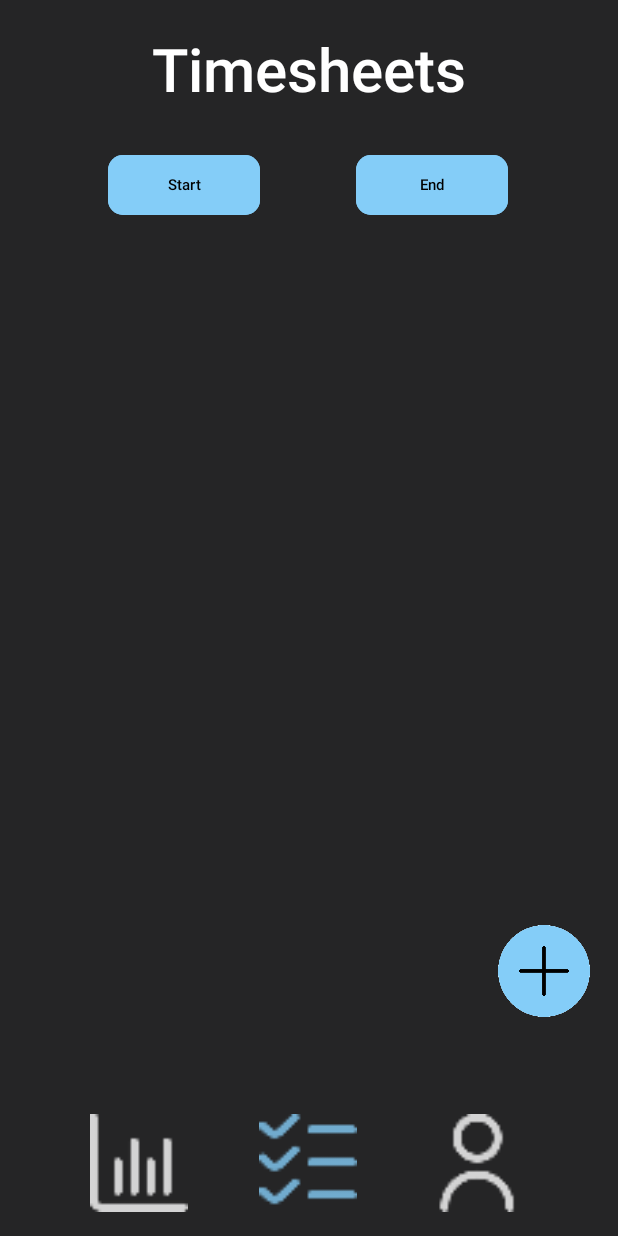
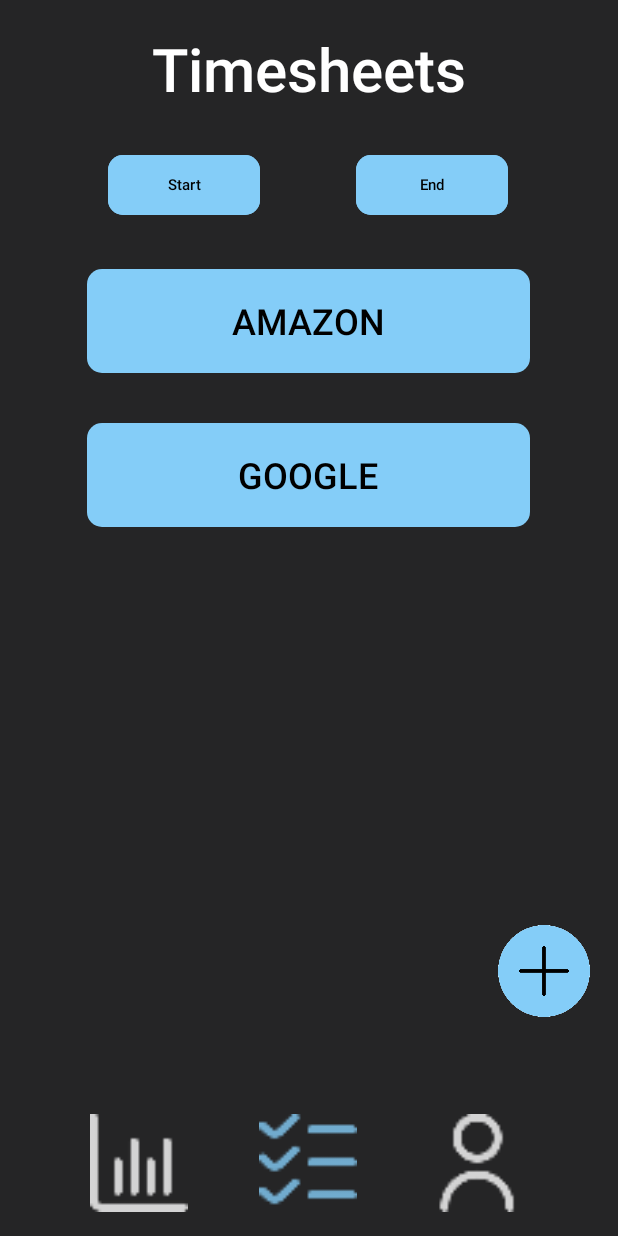
Before and after one commit to ST10090538/OPSC_Prototype, an Android app: the NewTimesheetPage screen opened directly, with no data from a screen before it, after a tap on "Submit", on a phone screen of 412 x 824 dp. Run offline under Robolectric (Android 15) with nearby library versions, the phone set to English and light mode, and no system bars.

Commit message:
Updated TimesheetPage. The TimesheetViewPage will now only display tasks that belong to the selected timesheet.

```diff
--- a/app/src/main/java/com/example/opscprototype/NewTaskPage.kt
+++ b/app/src/main/java/com/example/opscprototype/NewTaskPage.kt
@@ -205,7 +205,7 @@
             val description = findViewById<EditText>(R.id.txtNewTaskDesc).text.toString()
             val category = categorySpinner.selectedItem.toString()
             val newTask = Tasks(newTaskName, category, description, startDate, endDate,startTime, endTime,
-                minHours, maxHours, imgPicture)
+                minHours, maxHours, imgPicture, SharedData.selectedTimeSheet)
             SharedData.lstTasks += newTask
             startActivity(Intent(this, TimesheetViewPage::class.java))
         }
--- a/app/src/main/java/com/example/opscprototype/NewTimesheetPage.kt
+++ b/app/src/main/java/com/example/opscprototype/NewTimesheetPage.kt
@@ -43,11 +43,8 @@
 
     }
     private fun saveTimesheetName(timesheetName: String) {
-        val sharedPreferences = getSharedPreferences("Timesheets", Context.MODE_PRIVATE)
-        val editor = sharedPreferences.edit()
-        val timesheetCount = sharedPreferences.getInt("TimesheetCount", 0) + 1
-        editor.putString("Timesheet$timesheetCount", timesheetName)
-        editor.putInt("TimesheetCount", timesheetCount)
-        editor.apply()
+        if(!timesheetName.equals("")){
+            SharedData.lstTimesheets += timesheetName
+        }
     }
 }
--- a/app/src/main/java/com/example/opscprototype/SharedData.kt
+++ b/app/src/main/java/com/example/opscprototype/SharedData.kt
@@ -3,4 +3,6 @@
 object SharedData {
         var lstTasks: List<Tasks> = emptyList()
         var lstCategories: List<categories> = emptyList()
+        var lstTimesheets: List<String> = emptyList()
+        var selectedTimeSheet = ""
 }
--- a/app/src/main/java/com/example/opscprototype/Tasks.kt
+++ b/app/src/main/java/com/example/opscprototype/Tasks.kt
@@ -11,7 +11,7 @@
     var strTaskName: String, var strCategory: String,
     var strDescription: String, var dtStartDate: Date, var dtEndDate: Date,
     var strStartTime: String, var strEndTime: String,
-    var dblMinGoal: Double, var dblMaxGoal: Double, var imgPicture: Bitmap?
+    var dblMinGoal: Double, var dblMaxGoal: Double, var imgPicture: Bitmap?, var timeSheet: String
 ){
 
     @RequiresApi(Build.VERSION_CODES.O)
--- a/app/src/main/java/com/example/opscprototype/TimesheetPage.kt
+++ b/app/src/main/java/com/example/opscprototype/TimesheetPage.kt
@@ -8,6 +8,7 @@
 import android.widget.Button
 import android.widget.ImageView
 import android.widget.LinearLayout
+import android.widget.Space
 import androidx.annotation.RequiresApi
 import androidx.appcompat.app.AppCompatActivity
 import androidx.core.content.ContextCompat
@@ -29,8 +30,13 @@
         val sharedPreferences = getSharedPreferences("Timesheets", Context.MODE_PRIVATE)
         val timesheetCount = sharedPreferences.getInt("TimesheetCount", 0)
 
-        for (i in 1..timesheetCount) {
-            val timesheetName = sharedPreferences.getString("Timesheet$i", "")
+        if(SharedData.lstTimesheets.isEmpty()){
+            SharedData.lstTimesheets += "Amazon"
+            SharedData.lstTimesheets += "Google"
+        }
+
+        for (timeSheet in SharedData.lstTimesheets) {
+            val timesheetName = timeSheet
             if (timesheetName != null && timesheetName.isNotEmpty()) {
                 val button = Button(this)
                 button.text = timesheetName
@@ -54,42 +60,11 @@
                 // Add the button to the layout
                 layout.addView(button)
 
-                // Set click listener for the button
-                button.setOnClickListener {
-                    val intent = Intent(this, TimesheetViewPage::class.java)
-                    intent.putExtra("timesheetName", timesheetName)
-                    startActivity(intent)
-                }
+                // Add space after the button
+                val space = Space(this)
+                space.layoutParams = LinearLayout.LayoutParams(5, 50)
+                layout.addView(space)
 
-                // Create a new button for tasks
-                val taskButton = Button(this)
-                taskButton.text = "New Task"
-
-                // Set task button attributes
-                taskButton.layoutParams = LinearLayout.LayoutParams(
-                    LinearLayout.LayoutParams.WRAP_CONTENT,
-                    LinearLayout.LayoutParams.WRAP_CONTENT
-                )
-                taskButton.setPadding(
-                    resources.getDimensionPixelSize(R.dimen.button_padding_start),
-                    0,
-                    resources.getDimensionPixelSize(R.dimen.button_padding_end),
-                    0
-                )
-                taskButton.backgroundTintList = ContextCompat.getColorStateList(this, R.color.blue)
-                taskButton.setTextColor(ContextCompat.getColor(this, R.color.black))
-                taskButton.setTextSize(TypedValue.COMPLEX_UNIT_SP, 18.toFloat())
-                taskButton.setBackgroundResource(R.drawable.rounded_button)
-
-                // Add the task button to the layout
-                layout.addView(taskButton)
-
-                // Set click listener for the task button
-                taskButton.setOnClickListener {
-                    val intent = Intent(this, TimesheetViewPage::class.java)
-                    intent.putExtra("timesheetName", timesheetName)
-                    startActivity(intent)
-                }
             }
         }
 
@@ -122,7 +97,7 @@
                 Date(), Date(),
                 "09:00 AM", "11:00 AM",
                 2.5, 5.0,
-                null
+                null, "Amazon"
             ).apply {
                 var workLog = workLog()
                 workLog.amountOfTimeWorked = Duration.ofHours(2)
@@ -141,7 +116,7 @@
                 Date(), Date(),
                 "01:00 PM", "03:00 PM",
                 1.5, 3.0,
-                null
+                null, "Amazon"
             ).apply {
                 var workLog = workLog()
                 workLog.amountOfTimeWorked = Duration.ofHours(2)
@@ -160,7 +135,7 @@
                 Date(), Date(),
                 "10:00 AM", "12:00 PM",
                 2.0, 4.0,
-                null
+                null, "Amazon"
             ).apply {
                 var workLog = workLog()
                 workLog.amountOfTimeWorked = Duration.ofHours(2)
@@ -181,7 +156,7 @@
                 Date(), Date(),
                 "09:00 AM", "11:00 AM",
                 2.5, 5.0,
-                null
+                null, "Amazon"
             ).apply {
                 durTimeWorked = Duration.ofHours(3)
             },
@@ -192,7 +167,7 @@
                 Date(), Date(),
                 "01:00 PM", "03:00 PM",
                 1.5, 3.0,
-                null
+                null, "Amazon"
             ).apply {
                 durTimeWorked = Duration.ofHours(1)
             },
@@ -203,7 +178,7 @@
                 Date(), Date(),
                 "10:00 AM", "12:00 PM",
                 2.0, 4.0,
-                null
+                null, "Amazon"
             ).apply {
                 durTimeWorked = Duration.ofHours(2)
             },
@@ -216,7 +191,7 @@
                 Date(), Date(),
                 "09:00 AM", "11:00 AM",
                 2.5, 5.0,
-                null
+                null, "Google"
             ).apply {
                 durTimeWorked = Duration.ofHours(3)
             },
@@ -227,7 +202,7 @@
                 Date(), Date(),
                 "01:00 PM", "03:00 PM",
                 1.5, 3.0,
-                null
+                null, "Google"
             ).apply {
                 durTimeWorked = Duration.ofHours(2)
             },
@@ -238,7 +213,7 @@
                 Date(), Date(),
                 "10:00 AM", "12:00 PM",
                 2.0, 4.0,
-                null
+                null, "Google"
             ).apply {
                 durTimeWorked = Duration.ofHours(5)
             },
@@ -251,7 +226,7 @@
                 Date(), Date(),
                 "09:00 AM", "11:00 AM",
                 2.5, 5.0,
-                null
+                null, "Google"
             ).apply {
                 durTimeWorked = Duration.ofHours(1)
             },
@@ -262,7 +237,7 @@
                 Date(), Date(),
                 "01:00 PM", "03:00 PM",
                 1.5, 3.0,
-                null
+                null, "Google"
             ).apply {
                 durTimeWorked = Duration.ofHours(1)
             },
@@ -273,7 +248,7 @@
                 Date(), Date(),
                 "10:00 AM", "12:00 PM",
                 2.0, 4.0,
-                null
+                null, "Google"
             ).apply {
                 durTimeWorked = Duration.ofHours(2)
             }
```
Also changed, not shown: app/src/main/java/com/example/opscprototype/TimesheetViewPage.kt (+7 -1 lines).
